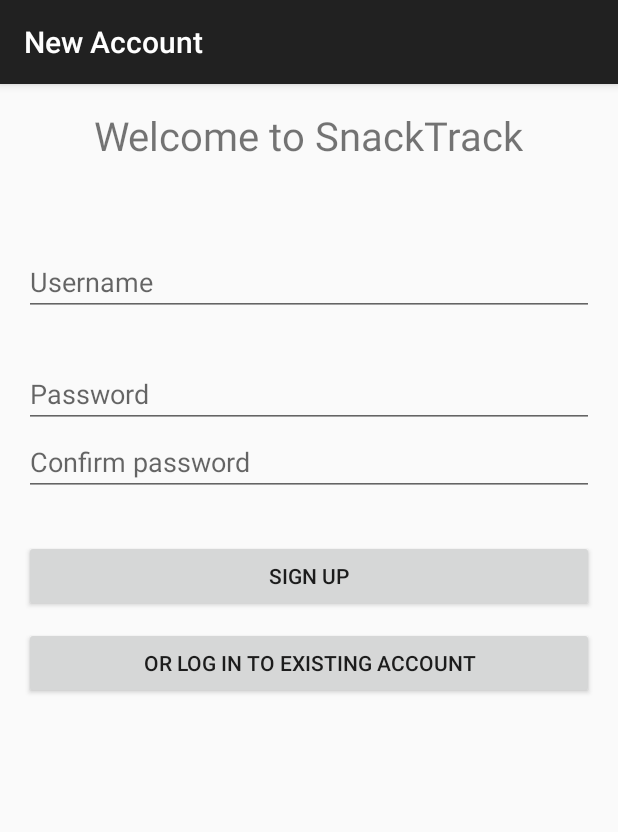
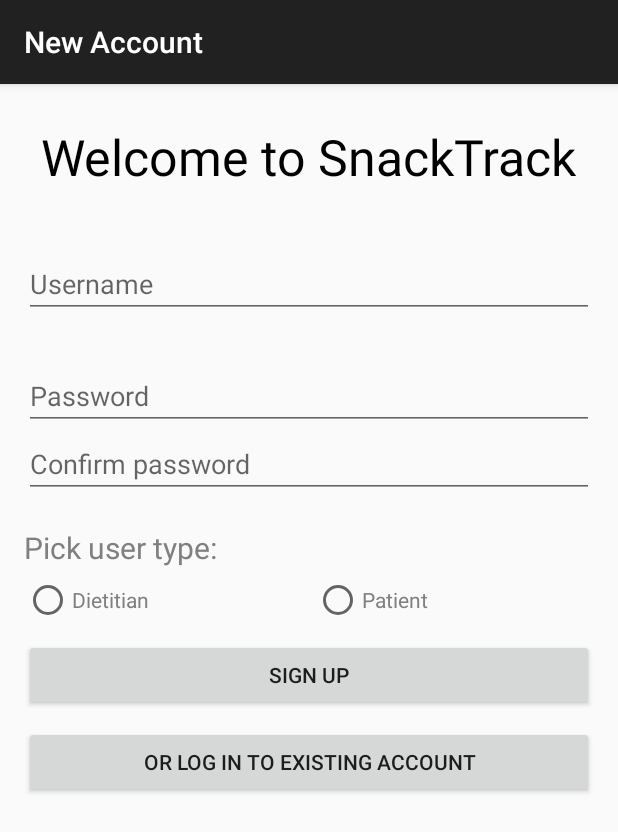
Before and after one commit to SCCapstone/diet, an Android app: the NewAccountFragment screen opened directly, with no data from a screen before it, on a phone screen of 412 x 824 dp. Shown: the top 832 px of the screen. Run offline under Robolectric (Android 15) with nearby library versions, the phone set to English and light mode, and no system bars; libraries missing offline, so code that uses them is left out: com.parse.

Commit message:
Begun adding distinction between Dietitian and Patient user accounts.  Need to finish implementing radio buttons and their effects in NewAccountFragment.

```diff
--- a/app/src/main/java/edu/sc/snacktrack/NewAccountFragment.java
+++ b/app/src/main/java/edu/sc/snacktrack/NewAccountFragment.java
@@ -1,6 +1,5 @@
 package edu.sc.snacktrack;
 
-import android.app.Activity;
 import android.content.Intent;
 import android.graphics.Color;
 import android.os.AsyncTask;
@@ -13,6 +12,7 @@ import android.view.LayoutInflater;
 import android.view.View;
 import android.view.ViewGroup;
 import android.widget.Button;
+import android.widget.CheckBox;
 import android.widget.EditText;
 import android.widget.TextView;
 import android.widget.Toast;
@@ -35,6 +35,8 @@ public class NewAccountFragment extends Fragment {
     private TextView usernameErrorStatus;
     private TextView passwordErrorStatus;
 
+    private CheckBox signUpCheckBox;
+
     private Button signUpButton;
 
     private Button existingAccountButton;
@@ -56,6 +58,7 @@ public class NewAccountFragment extends Fragment {
         usernameErrorStatus = (TextView) view.findViewById(R.id.usernameErrorStatus);
         passwordErrorStatus = (TextView) view.findViewById(R.id.passwordErrorStatus);
         signUpButton = (Button) view.findViewById(R.id.signUpButton);
+        //signUpCheckBox = (CheckBox) view.findViewById(R.id.signUpCheckbox);
         existingAccountButton = (Button) view.findViewById(R.id.existingAccountButton);
 
         // When the root view gains focus, we should hide the soft keyboard.
@@ -115,13 +118,19 @@ public class NewAccountFragment extends Fragment {
                 newUser.setUsername(username);
                 newUser.setPassword(password);
 
+                if(signUpCheckBox.isChecked())
+                    newUser.put("isDietitian",true);
+
+                else
+                    newUser.put("isDietitian",false);
+
                 newUser.signUpInBackground(new SignUpCallback() {
                     @Override
                     public void done(ParseException e) {
-                        if(e == null){
+                        if (e == null) {
                             // Sign up was successful
                             startMainActivity();
-                        } else{
+                        } else {
                             updateToast(Utils.getErrorMessage(e), Toast.LENGTH_SHORT);
                         }
                         setWidgetsEnabled(true);
--- a/app/src/main/res/layout/fragment_new_account.xml
+++ b/app/src/main/res/layout/fragment_new_account.xml
@@ -16,11 +16,13 @@
         <TextView
             android:layout_width="wrap_content"
             android:layout_height="wrap_content"
+            android:layout_marginTop="10dp"
             android:text="@string/welcome_message"
             android:id="@+id/welcomeTextView"
             android:layout_alignParentTop="true"
             android:layout_centerHorizontal="true"
-            android:textSize="12pt"
+            android:textSize="15pt"
+            android:textColor="#000000"
             android:singleLine="true" />
 
         <EditText
@@ -28,7 +30,7 @@
             android:layout_height="wrap_content"
             android:id="@+id/usernameEditText"
             android:layout_below="@+id/welcomeTextView"
-            android:layout_marginTop="57dp"
+            android:layout_marginTop="40dp"
             android:hint="@string/username_hint"
             android:layout_alignParentLeft="true"
             android:layout_alignParentStart="true"
@@ -81,11 +83,60 @@
             tools:text="isValid?"
             android:singleLine="true" />
 
+        <TextView
+            android:layout_width="wrap_content"
+            android:layout_height="wrap_content"
+            android:id="@+id/radioHeaderText"
+            android:layout_below="@+id/passwordErrorStatus"
+            android:text="@string/radio_group_text"
+            android:textColor="#808080"
+            android:textSize="20sp" />
+
+        <RadioGroup
+            android:layout_width="fill_parent"
+            android:layout_height="wrap_content"
+            android:id="@+id/signUpRadioGroup"
+            android:layout_centerHorizontal="true"
+            android:orientation="horizontal"
+            android:layout_below="@+id/radioHeaderText"
+            android:paddingTop="5dp">
+
+            <RadioButton
+                android:layout_width="wrap_content"
+                android:layout_height="wrap_content"
+                android:id="@+id/radioDietitian"
+                android:text="@string/radio_button_dietitian"
+                android:layout_weight="1"
+                android:textColor="#808080"/>
+
+            <RadioButton
+                android:layout_width="wrap_content"
+                android:layout_height="wrap_content"
+                android:id="@+id/radioPatient"
+                android:text="@string/radio_button_patient"
+                android:layout_weight="1"
+                android:textColor="#808080"/>
+
+        </RadioGroup>
+
+<!--
+        <CheckBox
+            android:layout_width="wrap_content"
+            android:layout_height="wrap_content"
+            android:id="@+id/signUpCheckbox"
+            android:text="@string/checkbox_text"
+            android:layout_below="@+id/passwordErrorStatus"
+            android:layout_centerHorizontal="true"
+            android:textColor="#808080"
+            android:textSize="20sp"
+            android:paddingBottom="10dp" />
+-->
+
         <Button
             android:layout_width="match_parent"
             android:layout_height="wrap_content"
             android:id="@+id/signUpButton"
-            android:layout_below="@+id/passwordErrorStatus"
+            android:layout_below="@+id/signUpRadioGroup"
             android:layout_centerHorizontal="true"
             android:text="@string/signup"
             android:layout_marginTop="10dp" />
--- a/app/src/main/res/values/strings.xml
+++ b/app/src/main/res/values/strings.xml
@@ -16,6 +16,9 @@
     <string name="welcome_back">Welcome back!</string>
     <string name="forgot_password">Forgot your password?</string>
     <string name="action_logout">Log out</string>
+    <string name="radio_group_text">Pick user type:</string>
+    <string name="radio_button_dietitian">Dietitian</string>
+    <string name="radio_button_patient">Patient</string>
 
     <string-array name="main_drawer_items">
         <item>My Snacks</item>
```
